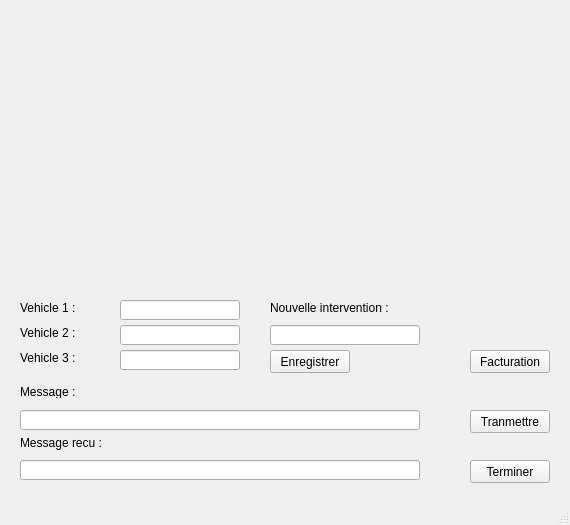
Qt form manager.ui (wget/hepl-2-unix) before a commit.
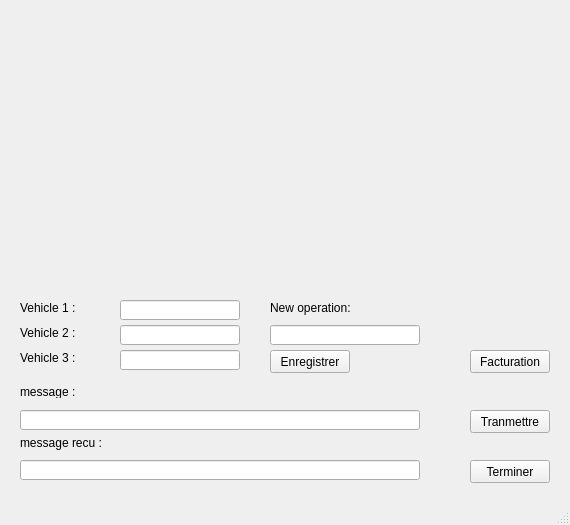
The same form after that commit.

Patch:
```diff
--- a/manager.ui
+++ b/manager.ui
@@ -102,7 +102,7 @@
      </rect>
     </property>
     <property name="text">
-     <string>Message :</string>
+     <string>message :</string>
     </property>
    </widget>
    <widget class="QLineEdit" name="lineMessage">
@@ -125,7 +125,7 @@
      </rect>
     </property>
     <property name="text">
-     <string>Nouvelle intervention :</string>
+     <string>New operation:</string>
     </property>
    </widget>
    <widget class="QLineEdit" name="lineIntervention">
@@ -174,7 +174,7 @@
      </rect>
     </property>
     <property name="text">
-     <string>Message recu :</string>
+     <string>message recu :</string>
     </property>
    </widget>
    <widget class="QLineEdit" name="lineMessageRecu">
```
Left out of the diff: 14 changed lines with no effect on the pictures.
